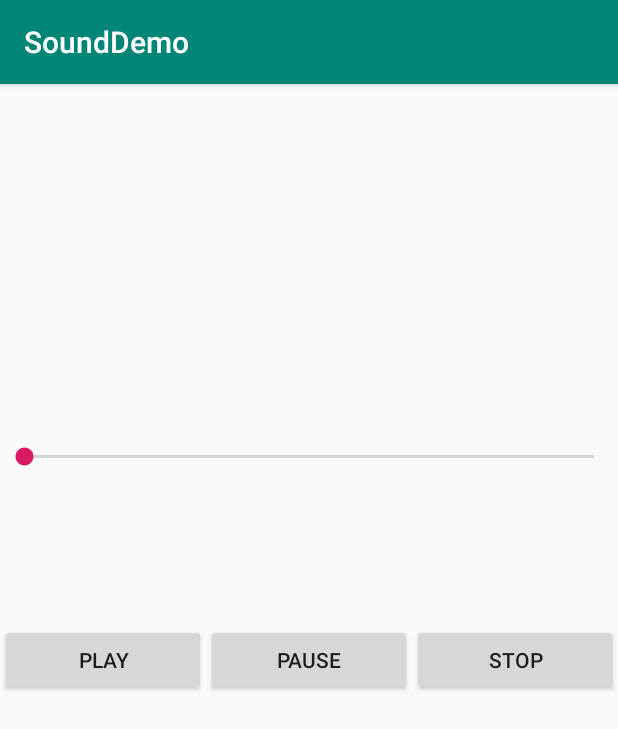
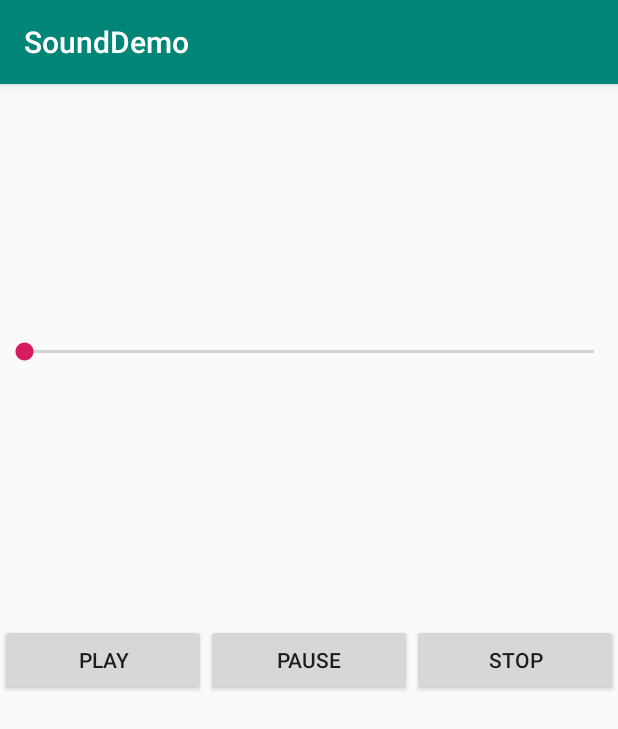
Before and after one commit to rich-chang/SoundDemo, an Android app: the screen it shows after launch (MainActivity), on a phone screen of 412 x 824 dp. Shown: the top 729 px of the screen. Run offline under Robolectric (Android 15) with nearby library versions, the phone set to English and light mode, and no system bars.

Commit message:
adjust constrain of seek bar

```diff
--- a/app/src/main/res/layout/activity_main.xml
+++ b/app/src/main/res/layout/activity_main.xml
@@ -44,8 +44,8 @@
         android:id="@+id/volumnSeekBar"
         android:layout_width="match_parent"
         android:layout_height="wrap_content"
-        android:layout_marginTop="230dp"
-        android:layout_marginBottom="94dp"
+        android:layout_marginTop="160dp"
+        android:layout_marginBottom="164dp"
         app:layout_constraintBottom_toTopOf="@+id/linearLayout"
         app:layout_constraintTop_toTopOf="parent"
         tools:layout_editor_absoluteX="0dp" />
```
